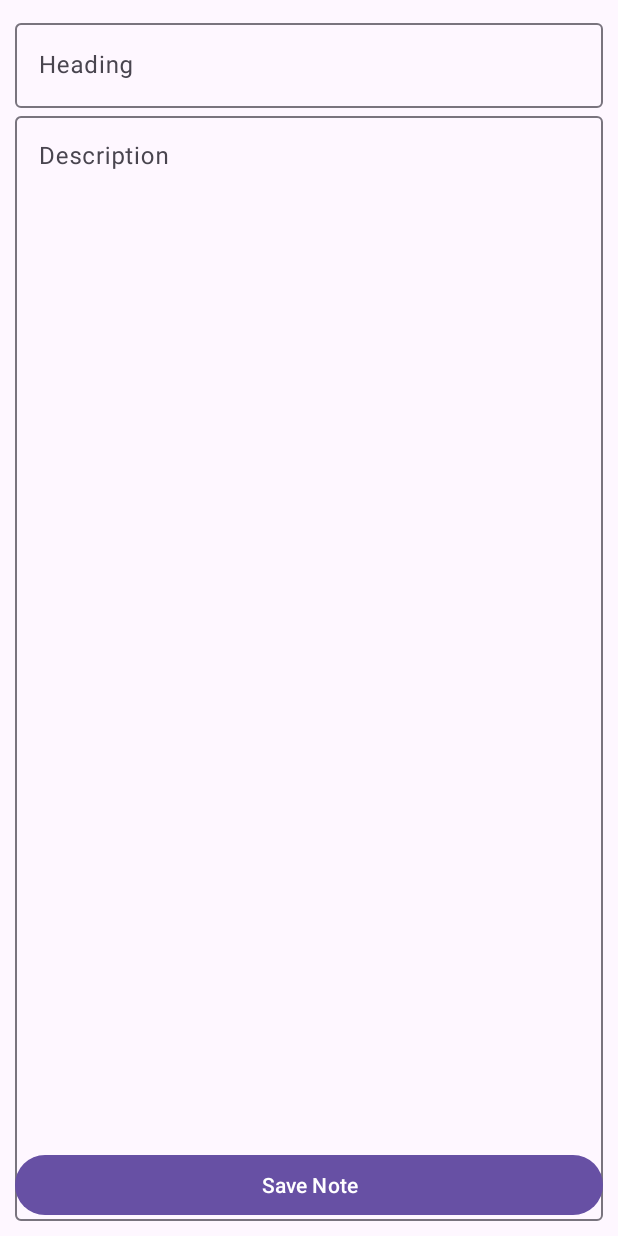
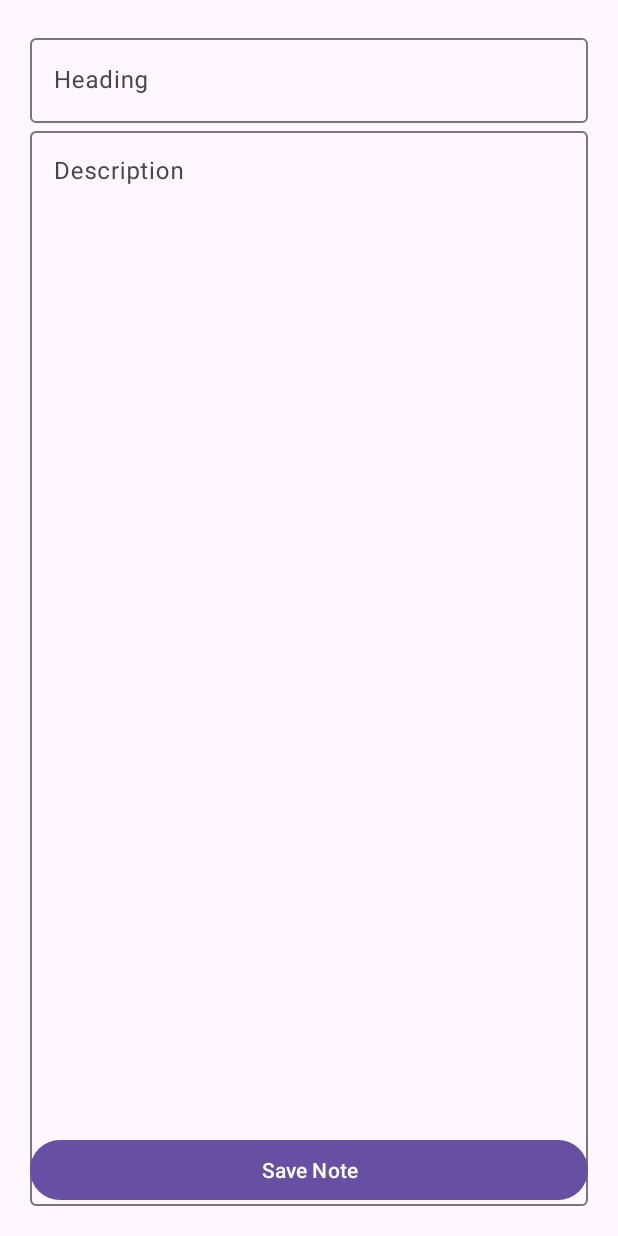
Before and after one commit to git-biswojit/Android_Lab, an Android app: the NotesActivity screen opened directly, with no data from a screen before it, after a tap on "New Notes", on a phone screen of 412 x 824 dp. Run offline under Robolectric (Android 15) with nearby library versions, the phone set to English and light mode, and no system bars.

Commit message:
Maskable Layout vs Other Layout

```diff
--- a/app/src/main/java/notes/NoteAdapter.java
+++ b/app/src/main/java/notes/NoteAdapter.java
@@ -50,7 +50,7 @@ public class NoteAdapter extends RecyclerView.Adapter<NoteViewHolder> {
     }
 
     public void setNotesArrayList(ArrayList<Notes> notesArrayList){
-//        this.notesArrayList.clear();
+        this.notesArrayList.clear();
         this.notesArrayList.addAll(notesArrayList);
         notifyDataSetChanged();
     }
--- a/app/src/main/java/notes/NotesActivity.java
+++ b/app/src/main/java/notes/NotesActivity.java
@@ -5,6 +5,8 @@ import android.os.Bundle;
 import androidx.activity.EdgeToEdge;
 import androidx.activity.OnBackPressedCallback;
 import androidx.appcompat.app.AppCompatActivity;
+import androidx.fragment.app.Fragment;
+
 import com.example.employeeWork.R;
 
 
@@ -17,7 +19,7 @@ public class NotesActivity extends AppCompatActivity {
         setContentView(R.layout.activity_notes);
         if(savedInstanceState == null){
             NotesDisplayFragment notesDisplayFragment = new NotesDisplayFragment();
-            getSupportFragmentManager().beginTransaction().replace(R.id.main, notesDisplayFragment).commit();
+            getSupportFragmentManager().beginTransaction().replace(R.id.notesContainer, notesDisplayFragment).commit();
         }
 
         getOnBackPressedDispatcher().addCallback(this, new OnBackPressedCallback( true) {
@@ -32,4 +34,8 @@ public class NotesActivity extends AppCompatActivity {
             }
         });
     }
+
+    public void loadFragment(Fragment fragment){
+        getSupportFragmentManager().beginTransaction().replace(R.id.notesContainer,fragment).addToBackStack(null).commit();
+    }
 }
--- a/app/src/main/java/notes/NotesDisplayFragment.java
+++ b/app/src/main/java/notes/NotesDisplayFragment.java
@@ -1,6 +1,10 @@
 package notes;
 
+import android.content.Context;
 import android.os.Bundle;
+
+import androidx.annotation.NonNull;
+import androidx.annotation.Nullable;
 import androidx.fragment.app.Fragment;
 import androidx.recyclerview.widget.RecyclerView;
 import android.view.LayoutInflater;
@@ -15,47 +19,42 @@ import com.example.employeeWork.R;
 
 public class NotesDisplayFragment extends Fragment implements NoteItemInterface {
 
-    Button next;
     NotesDB notesDataBase;
     NotesActivity notesActivity;
     ExtendedFloatingActionButton addNewNoteBtn;
-    public NotesDisplayFragment() {
-        // Required empty public constructor
+
+    @Override
+    public void onAttach(@NonNull Context context) {
+        super.onAttach(context);
+        notesActivity=(NotesActivity) getActivity();
     }
 
     @Override
-    public void onAttach(android.content.Context context){
-        super.onAttach(context);
-        notesActivity=(NotesActivity) getActivity();
-    }
-    @Override
-    public void onCreate(Bundle savedInstanceState){
+    public void onCreate(@Nullable Bundle savedInstanceState) {
         super.onCreate(savedInstanceState);
     }
 
+    @Nullable
     @Override
-    public View onCreateView(LayoutInflater inflater, ViewGroup container,
-                             Bundle savedInstanceState) {
-        // Inflate the layout for this fragment
-        View view =  inflater.inflate(R.layout.fragment_display_notes, container, false);
+    public View onCreateView(@NonNull LayoutInflater inflater, @Nullable ViewGroup container, @Nullable Bundle savedInstanceState) {
+        View view = inflater.inflate(R.layout.fragment_display_notes,container, false);
         init(view);
-        addNewNoteBtn.setOnClickListener(v -> onNewClick());
+        addNewNoteBtn.setOnClickListener(v->notesActivity.loadFragment(new NotesFragment()));
         RecyclerView recyclerView = view.findViewById(R.id.rclnotes);
         NoteAdapter noteAdapter = new NoteAdapter(this);
-        noteAdapter.setNotesArrayList(getNotes());
+        noteAdapter.setNotesArrayList(notesDataBase.getAllNotes());
         recyclerView.setAdapter(noteAdapter);
-
-        return view;
+        return  view;
     }
 
     private void init(View view) {
         addNewNoteBtn = view.findViewById(R.id.addNewNoteBtn);
         notesDataBase = NotesDB.getInstance();
     }
-    private void onNewClick(){
-        NotesFragment notesFragment = new NotesFragment(notesDataBase);
-        getParentFragmentManager().beginTransaction().replace(R.id.main, notesFragment).addToBackStack(null).commit();
-    }
+//    private void onNewClick(){
+//        NotesFragment notesFragment = new NotesFragment(notesDataBase);
+//        getParentFragmentManager().beginTransaction().replace(R.id.main, notesFragment).addToBackStack(null).commit();
+//    }
 
     @Override
     public void onItemClickListner(Notes note) {
@@ -67,11 +66,11 @@ public class NotesDisplayFragment extends Fragment implements NoteItemInterface
         Toast.makeText(getContext(), note.getNoteTitle(),Toast.LENGTH_SHORT).show();
     }
 
-    private ArrayList<Notes> getNotes (){
-        ArrayList<Notes> notesArrayList = new ArrayList<>();
-        notesArrayList.add(new Notes("T1","D1"));
-        notesArrayList.add(new Notes("T2","D2"));
-        notesArrayList.add(new Notes("T3","D3"));
-        return notesArrayList;
-    }
+//    private ArrayList<Notes> getNotes (){
+//        ArrayList<Notes> notesArrayList = new ArrayList<>();
+//        notesArrayList.add(new Notes("T1","D1"));
+//        notesArrayList.add(new Notes("T2","D2"));
+//        notesArrayList.add(new Notes("T3","D3"));
+//        return notesArrayList;
+//    }
 }
--- a/app/src/main/java/notes/NotesFragment.java
+++ b/app/src/main/java/notes/NotesFragment.java
@@ -2,6 +2,7 @@ package notes;
 
 import android.os.Bundle;
 
+import androidx.annotation.Nullable;
 import androidx.fragment.app.Fragment;
 
 import android.view.LayoutInflater;
@@ -30,6 +31,11 @@ public class NotesFragment extends Fragment {
     }
 
     @Override
+    public void onCreate(@Nullable Bundle savedInstanceState) {
+        super.onCreate(savedInstanceState);
+    }
+
+    @Override
     public View onCreateView(LayoutInflater inflater, ViewGroup container,
                              Bundle savedInstanceState) {
         // Inflate the layout for this fragment
@@ -48,7 +54,7 @@ public class NotesFragment extends Fragment {
         fetchAndSaveNotesToDatabase();
 
         Toast.makeText(getContext(),testMethodGetAllNotes(),Toast.LENGTH_LONG).show();
-        getParentFragmentManager().popBackStack();
+        getActivity().getSupportFragmentManager().popBackStack();
     }
 
     private String testMethodGetAllNotes(){
--- a/app/src/main/res/layout/activity_notes.xml
+++ b/app/src/main/res/layout/activity_notes.xml
@@ -6,5 +6,9 @@
     android:layout_width="match_parent"
     android:layout_height="match_parent"
     tools:context="notes.NotesActivity">
+    <FrameLayout
+        android:id="@+id/notesContainer"
+        android:layout_width="match_parent"
+        android:layout_height="match_parent"/>
 
 </androidx.constraintlayout.widget.ConstraintLayout>
--- a/app/src/main/res/layout/fragment_display_notes.xml
+++ b/app/src/main/res/layout/fragment_display_notes.xml
@@ -7,6 +7,7 @@
     <androidx.constraintlayout.widget.ConstraintLayout
         android:layout_width="match_parent"
         android:layout_height="match_parent"
+        android:layout_marginTop="50dp"
 
         >
         <androidx.recyclerview.widget.RecyclerView
--- a/app/src/main/res/layout/fragment_notes.xml
+++ b/app/src/main/res/layout/fragment_notes.xml
@@ -1,9 +1,17 @@
 <?xml version="1.0" encoding="utf-8"?>
-<androidx.constraintlayout.widget.ConstraintLayout xmlns:android="http://schemas.android.com/apk/res/android"
+
+
+<FrameLayout xmlns:android="http://schemas.android.com/apk/res/android"
+    xmlns:tools="http://schemas.android.com/tools"
     android:layout_width="match_parent"
     android:layout_height="match_parent"
     xmlns:app="http://schemas.android.com/apk/res-auto"
-    android:layout_margin="10dp">
+    tools:context="notes.NotesFragment">
+
+    <androidx.constraintlayout.widget.ConstraintLayout
+        android:layout_width="match_parent"
+        android:layout_height="match_parent"
+        android:padding="20dp">
 
 
     <com.google.android.material.textfield.TextInputLayout
@@ -46,4 +54,6 @@
         app:layout_constraintBottom_toBottomOf="parent"
         android:text="Save Note"/>
 
-</androidx.constraintlayout.widget.ConstraintLayout>
+
+    </androidx.constraintlayout.widget.ConstraintLayout>
+</FrameLayout>
--- a/app/src/main/res/layout/item_notes.xml
+++ b/app/src/main/res/layout/item_notes.xml
@@ -1,6 +1,6 @@
 <?xml version="1.0" encoding="utf-8"?>
-<com.google.android.material.carousel.MaskableFrameLayout xmlns:android="http://schemas.android.com/apk/res/android"
-    android:layout_width="wrap_content"
+<androidx.constraintlayout.widget.ConstraintLayout xmlns:android="http://schemas.android.com/apk/res/android"
+    android:layout_width="match_parent"
     android:layout_height="wrap_content"
     xmlns:app="http://schemas.android.com/apk/res-auto"
     android:layout_margin="10dp">
@@ -42,4 +42,4 @@
         </androidx.constraintlayout.widget.ConstraintLayout>
     </androidx.cardview.widget.CardView>
 
-</com.google.android.material.carousel.MaskableFrameLayout>
+</androidx.constraintlayout.widget.ConstraintLayout>
```
